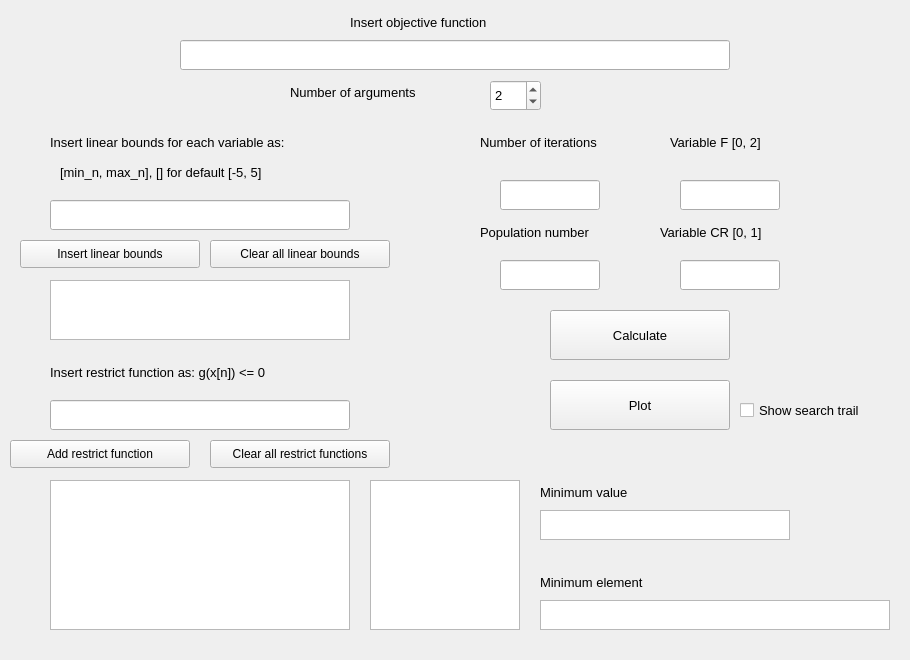
baremixas/Differential-Evolution, file ApplicationGUI.ui: the form before one commit.
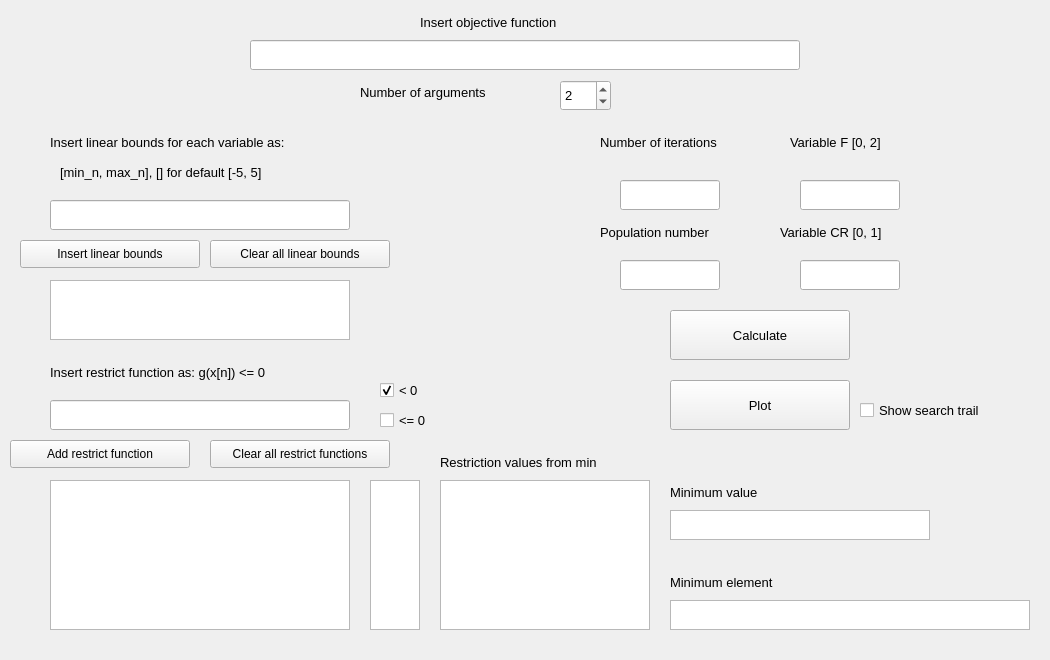
The form after the commit.

Commit message:
Add equality sign choice
Add equality sign choice and update script to work properly

Update GUI layout

Patch:
```diff
--- a/ApplicationGUI.ui
+++ b/ApplicationGUI.ui
@@ -6,7 +6,7 @@
    <rect>
     <x>0</x>
     <y>0</y>
-    <width>910</width>
+    <width>1050</width>
     <height>660</height>
    </rect>
   </property>
@@ -41,7 +41,7 @@
   <widget class="QLineEdit" name="line_insert_objective_function">
    <property name="geometry">
     <rect>
-     <x>180</x>
+     <x>250</x>
      <y>40</y>
      <width>550</width>
      <height>30</height>
@@ -291,7 +291,7 @@
   <widget class="QLabel" name="label_5">
    <property name="geometry">
     <rect>
-     <x>350</x>
+     <x>420</x>
      <y>10</y>
      <width>180</width>
      <height>25</height>
@@ -346,7 +346,7 @@
   <widget class="QLabel" name="label_6">
    <property name="geometry">
     <rect>
-     <x>480</x>
+     <x>600</x>
      <y>130</y>
      <width>160</width>
      <height>25</height>
@@ -376,7 +376,7 @@
   <widget class="QLabel" name="label_7">
    <property name="geometry">
     <rect>
-     <x>670</x>
+     <x>790</x>
      <y>130</y>
      <width>120</width>
      <height>25</height>
@@ -406,7 +406,7 @@
   <widget class="QLabel" name="label_8">
    <property name="geometry">
     <rect>
-     <x>660</x>
+     <x>780</x>
      <y>220</y>
      <width>140</width>
      <height>25</height>
@@ -436,7 +436,7 @@
   <widget class="QLineEdit" name="CR_var">
    <property name="geometry">
     <rect>
-     <x>680</x>
+     <x>800</x>
      <y>260</y>
      <width>100</width>
      <height>30</height>
@@ -458,7 +458,7 @@
   <widget class="QLabel" name="label_9">
    <property name="geometry">
     <rect>
-     <x>480</x>
+     <x>600</x>
      <y>220</y>
      <width>160</width>
      <height>25</height>
@@ -488,7 +488,7 @@
   <widget class="QSpinBox" name="number_arg">
    <property name="geometry">
     <rect>
-     <x>490</x>
+     <x>560</x>
      <y>80</y>
      <width>51</width>
      <height>31</height>
@@ -509,7 +509,7 @@
   <widget class="QLabel" name="label_10">
    <property name="geometry">
     <rect>
-     <x>290</x>
+     <x>360</x>
      <y>80</y>
      <width>180</width>
      <height>25</height>
@@ -539,7 +539,7 @@
   <widget class="QPushButton" name="calculate">
    <property name="geometry">
     <rect>
-     <x>550</x>
+     <x>670</x>
      <y>310</y>
      <width>180</width>
      <height>50</height>
@@ -569,21 +569,21 @@
   <widget class="QTextEdit" name="min_value">
    <property name="geometry">
     <rect>
-     <x>540</x>
+     <x>670</x>
      <y>510</y>
-     <width>250</width>
+     <width>260</width>
      <height>30</height>
     </rect>
    </property>
    <property name="minimumSize">
     <size>
-     <width>250</width>
+     <width>260</width>
      <height>30</height>
     </size>
    </property>
    <property name="maximumSize">
     <size>
-     <width>250</width>
+     <width>260</width>
      <height>30</height>
     </size>
    </property>
@@ -591,21 +591,21 @@
   <widget class="QTextEdit" name="min_arguments">
    <property name="geometry">
     <rect>
-     <x>540</x>
+     <x>670</x>
      <y>600</y>
-     <width>350</width>
+     <width>360</width>
      <height>30</height>
     </rect>
    </property>
    <property name="minimumSize">
     <size>
-     <width>350</width>
+     <width>360</width>
      <height>30</height>
     </size>
    </property>
    <property name="maximumSize">
     <size>
-     <width>350</width>
+     <width>360</width>
      <height>30</height>
     </size>
    </property>
@@ -613,7 +613,7 @@
   <widget class="QLabel" name="label_11">
    <property name="geometry">
     <rect>
-     <x>540</x>
+     <x>670</x>
      <y>480</y>
      <width>125</width>
      <height>25</height>
@@ -643,7 +643,7 @@
   <widget class="QLabel" name="label_12">
    <property name="geometry">
     <rect>
-     <x>540</x>
+     <x>670</x>
      <y>570</y>
      <width>140</width>
      <height>25</height>
@@ -673,7 +673,7 @@
   <widget class="QLineEdit" name="iteration_number">
    <property name="geometry">
     <rect>
-     <x>500</x>
+     <x>620</x>
      <y>180</y>
      <width>100</width>
      <height>30</height>
@@ -695,7 +695,7 @@
   <widget class="QLineEdit" name="population_number">
    <property name="geometry">
     <rect>
-     <x>500</x>
+     <x>620</x>
      <y>260</y>
      <width>100</width>
      <height>30</height>
@@ -717,7 +717,7 @@
   <widget class="QLineEdit" name="F_var">
    <property name="geometry">
     <rect>
-     <x>680</x>
+     <x>800</x>
      <y>180</y>
      <width>100</width>
      <height>30</height>
@@ -739,7 +739,7 @@
   <widget class="QPushButton" name="plot">
    <property name="geometry">
     <rect>
-     <x>550</x>
+     <x>670</x>
      <y>380</y>
      <width>180</width>
      <height>50</height>
@@ -769,7 +769,7 @@
   <widget class="QCheckBox" name="trail">
    <property name="geometry">
     <rect>
-     <x>740</x>
+     <x>860</x>
      <y>400</y>
      <width>151</width>
      <height>20</height>
@@ -787,25 +787,119 @@
   <widget class="QTextEdit" name="all_restrict_functions_values">
    <property name="geometry">
     <rect>
+     <x>440</x>
+     <y>480</y>
+     <width>210</width>
+     <height>150</height>
+    </rect>
+   </property>
+   <property name="minimumSize">
+    <size>
+     <width>210</width>
+     <height>150</height>
+    </size>
+   </property>
+   <property name="maximumSize">
+    <size>
+     <width>210</width>
+     <height>150</height>
+    </size>
+   </property>
+  </widget>
+  <widget class="QCheckBox" name="inequality">
+   <property name="geometry">
+    <rect>
+     <x>380</x>
+     <y>380</y>
+     <width>51</width>
+     <height>20</height>
+    </rect>
+   </property>
+   <property name="font">
+    <font>
+     <pointsize>10</pointsize>
+    </font>
+   </property>
+   <property name="text">
+    <string>&lt; 0</string>
+   </property>
+   <property name="checked">
+    <bool>true</bool>
+   </property>
+  </widget>
+  <widget class="QCheckBox" name="inequality_equality">
+   <property name="geometry">
+    <rect>
+     <x>380</x>
+     <y>410</y>
+     <width>61</width>
+     <height>20</height>
+    </rect>
+   </property>
+   <property name="font">
+    <font>
+     <pointsize>10</pointsize>
+    </font>
+   </property>
+   <property name="text">
+    <string>&lt;= 0</string>
+   </property>
+   <property name="checked">
+    <bool>false</bool>
+   </property>
+  </widget>
+  <widget class="QTextEdit" name="all_restrict_functions_inequality">
+   <property name="geometry">
+    <rect>
      <x>370</x>
      <y>480</y>
-     <width>150</width>
+     <width>50</width>
      <height>150</height>
     </rect>
    </property>
    <property name="minimumSize">
     <size>
-     <width>150</width>
+     <width>50</width>
      <height>150</height>
     </size>
    </property>
    <property name="maximumSize">
     <size>
-     <width>150</width>
+     <width>50</width>
      <height>150</height>
     </size>
    </property>
   </widget>
+  <widget class="QLabel" name="label_13">
+   <property name="geometry">
+    <rect>
+     <x>440</x>
+     <y>450</y>
+     <width>210</width>
+     <height>25</height>
+    </rect>
+   </property>
+   <property name="minimumSize">
+    <size>
+     <width>210</width>
+     <height>25</height>
+    </size>
+   </property>
+   <property name="maximumSize">
+    <size>
+     <width>210</width>
+     <height>25</height>
+    </size>
+   </property>
+   <property name="font">
+    <font>
+     <pointsize>10</pointsize>
+    </font>
+   </property>
+   <property name="text">
+    <string>Restriction values from min</string>
+   </property>
+  </widget>
  </widget>
  <resources/>
  <connections>
```
Left out of the diff: 20 changed lines with no effect on the pictures. The commit also changes 4 other files.
